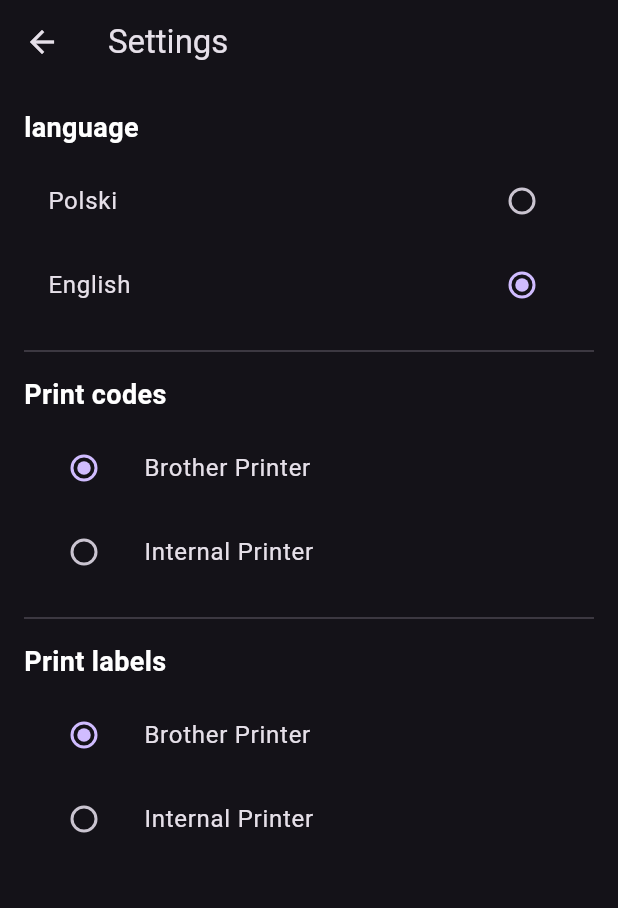
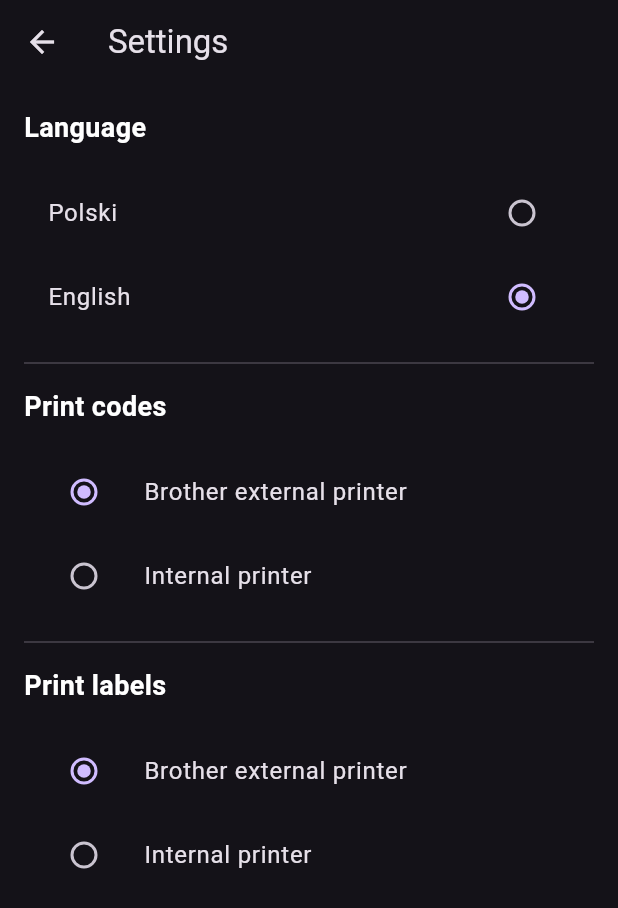
Before and after one commit to bl4szk4/cb_collector_app, a Flutter app: the screen it shows after launch, after a tap on "Settings", on a phone screen of 412 x 824 dp. Shown: the top 908 px of the screen. Run offline on Flutter 3.47's test engine with Material 3 defaults, Android fonts, the phone set to English and light mode, and no system bars; our stand-ins replace image_picker, logger, shared_preferences; missing offline and left inert: imin_printer, mobile_scanner; network calls fail; statements that could not run were skipped.

Commit message:
- fixed settings and locale

```diff
--- a/assets/languages/en.json
+++ b/assets/languages/en.json
@@ -47,5 +47,10 @@
   "return": "Return",
   "logging_in": "Logging in",
   "login_success": "Login success",
-  "add": "Add"
+  "add": "Add",
+  "error_loading_settings": "Error loading settings",
+  "language": "Language",
+  "polish": "Polski",
+  "english": "English",
+  "qr_scanner": "QR Scanner"
 }
--- a/assets/languages/pl.json
+++ b/assets/languages/pl.json
@@ -47,5 +47,10 @@
   "return": "Powrót",
   "logging_in": "Logowanie",
   "login_success": "Sukces logowania",
-  "add": "Dodaj"
+  "add": "Dodaj",
+  "error_loading_settings": "Błąd ładowania ustawień",
+  "language": "Język",
+  "polish": "Polski",
+  "english": "English",
+  "qr_scanner": "Skaner QR"
 }
--- a/lib/controllers/main_controller.dart
+++ b/lib/controllers/main_controller.dart
@@ -1,38 +1,57 @@
 import 'package:flutter/material.dart';
 import 'package:flutter_localizations/flutter_localizations.dart';
-import 'package:pbl_collector/screens/add_location_screen.dart';
-import 'package:pbl_collector/screens/item_action_screen.dart';
-import 'package:pbl_collector/screens/my_items_screen.dart';
-import 'package:pbl_collector/services/main_service.dart';
 import 'package:logger/logger.dart';
-
 import '../models/item_details.dart';
 import '../models/logged_user.dart';
+import '../screens/add_location_screen.dart';
 import '../screens/change_item_location_screen.dart';
 import '../screens/home_screen.dart';
+import '../screens/item_action_screen.dart';
 import '../screens/item_details_screen.dart';
-import '../widgets/qr_scanner_widget.dart';
 import '../screens/login_screen.dart';
 import '../screens/main_screen.dart';
+import '../screens/my_items_screen.dart';
 import '../screens/settings_screen.dart';
-import '../screens/print_screen.dart';
+import '../widgets/qr_scanner_widget.dart';
 import '../services/app_localizations.dart';
-import '../services/settings_service.dart';
+import '../services/main_service.dart';
 
-class MainController extends StatelessWidget {
+class MainController extends StatefulWidget {
+  const MainController({Key? key}) : super(key: key);
+
+  @override
+  _MainControllerState createState() => _MainControllerState();
+
+  // Dodanie getterów do właściwości `service` i `user`
+  Service get service => _MainControllerState.instance.service;
+  LoggedUser get user => _MainControllerState.instance.user;
+}
+
+class _MainControllerState extends State<MainController> {
+  static late _MainControllerState instance;
+
   final Service service = Service();
   final LoggedUser user = LoggedUser();
   final Logger logger = Logger();
 
-  MainController({super.key}) {
+  @override
+  void initState() {
+    super.initState();
+    instance = this;
     _init();
   }
 
   Future<void> _init() async {
     logger.i("Initializing Controller...");
     await service.loadLocale();
-    await service.init(this);
+    await service.init(widget);
     logger.i("Controller initialized");
+    setState(() {}); // Update UI after initialization
+  }
+
+  void _setLocale(Locale locale) async {
+    await service.changeLocale(locale);
+    setState(() {});
   }
 
   @override
@@ -41,7 +60,7 @@ class MainController extends StatelessWidget {
       debugShowCheckedModeBanner: false,
       title: 'CB Scanner',
       theme: ThemeData.dark(),
-      locale: service.locale,
+      locale: service.locale, // Locale set dynamically
       supportedLocales: const [
         Locale('en'),
         Locale('pl'),
@@ -53,12 +72,17 @@ class MainController extends StatelessWidget {
         GlobalCupertinoLocalizations.delegate,
       ],
       initialRoute: '/home',
-      routes: {
+      routes: _buildRoutes(),
+    );
+  }
+
+  Map<String, WidgetBuilder> _buildRoutes() {
+    return {
       '/home': (context) => HomeScreen(),
-        '/login': (context) => LoginScreen(mainController: this),
+      '/login': (context) => LoginScreen(mainController: widget),
       '/main-screen': (context) => MainScreen(),
       '/qr-scanner': (context) => QRScannerWidget(
-          mainController: this,
+        mainController: widget,
         onQRCodeScanned: (String code) {
           Navigator.pushNamed(context, '/login', arguments: code);
         },
@@ -66,27 +90,26 @@ class MainController extends StatelessWidget {
         instruction: "Scan your ID",
       ),
       '/qr-scanner/details': (context) => QRScannerWidget(
-          mainController: this,
+        mainController: widget,
         onQRCodeScanned: (String code) {},
         navigateToDetails: true,
         instruction: "Scan item",
       ),
-        '/settings': (context) => SettingsScreen(),
-        '/my-items': (context) => MyItemsScreen(mainController: this),
+      '/settings': (context) => SettingsScreen(setLocale: _setLocale),
+      '/my-items': (context) => MyItemsScreen(mainController: widget),
       '/items/details': (context) {
         final item = ModalRoute.of(context)!.settings.arguments as ItemDetails;
-          return ItemDetailsScreen(mainController: this, itemDetails: item);
+        return ItemDetailsScreen(mainController: widget, itemDetails: item);
       },
       '/item/details/edit': (context) {
         final itemId = ModalRoute.of(context)!.settings.arguments as int;
-          return ItemActionScreen(mainController: this, itemId: itemId);
+        return ItemActionScreen(mainController: widget, itemId: itemId);
       },
       '/item/details/edit/location': (context) {
         final itemId = ModalRoute.of(context)!.settings.arguments as int;
-          return ChangeLocationScreen(mainController: this, itemId: itemId);
+        return ChangeLocationScreen(mainController: widget, itemId: itemId);
       },
-        '/add-location': (context) => AddLocationScreen(mainController: this)
-      },
-    );
+      '/add-location': (context) => AddLocationScreen(mainController: widget),
+    };
   }
 }
--- a/lib/screens/settings_screen.dart
+++ b/lib/screens/settings_screen.dart
@@ -3,6 +3,10 @@ import '../services/settings_service.dart';
 import '../services/app_localizations.dart';
 
 class SettingsScreen extends StatefulWidget {
+  final Function(Locale) setLocale;
+
+  const SettingsScreen({Key? key, required this.setLocale}) : super(key: key);
+
   @override
   _SettingsScreenState createState() => _SettingsScreenState();
 }
@@ -11,6 +15,7 @@ class _SettingsScreenState extends State<SettingsScreen> {
   String printCodes = 'brother';
   String printLabels = 'brother';
   Locale currentLocale = const Locale('en');
+  bool isLoading = true;
 
   @override
   void initState() {
@@ -19,13 +24,25 @@ class _SettingsScreenState extends State<SettingsScreen> {
   }
 
   Future<void> _loadSettings() async {
+    try {
       final settings = await SettingsService.loadSettings();
       final locale = await SettingsService.loadLocale();
       setState(() {
-      printCodes = settings['printCodes']!;
-      printLabels = settings['printLabels']!;
+        printCodes = settings['printCodes'] ?? 'brother';
+        printLabels = settings['printLabels'] ?? 'brother';
         currentLocale = locale;
+        isLoading = false;
       });
+    } catch (e) {
+      ScaffoldMessenger.of(context).showSnackBar(
+        SnackBar(
+          content: Text(AppLocalizations.of(context)!.translate('error_loading_settings')),
+        ),
+      );
+      setState(() {
+        isLoading = false;
+      });
+    }
   }
 
   Future<void> _updateSetting(String key, String value) async {
@@ -41,6 +58,7 @@ class _SettingsScreenState extends State<SettingsScreen> {
 
   Future<void> _changeLanguage(Locale locale) async {
     await SettingsService.saveLocale(locale);
+    widget.setLocale(locale);
     setState(() {
       currentLocale = locale;
     });
@@ -50,9 +68,11 @@ class _SettingsScreenState extends State<SettingsScreen> {
   Widget build(BuildContext context) {
     return Scaffold(
       appBar: AppBar(
-        title: const Text('Settings'),
+        title: Text(AppLocalizations.of(context)!.translate('settings')),
       ),
-      body: SingleChildScrollView(
+      body: isLoading
+          ? const Center(child: CircularProgressIndicator())
+          : SingleChildScrollView(
         padding: const EdgeInsets.all(16.0),
         child: Column(
           crossAxisAlignment: CrossAxisAlignment.start,
@@ -81,12 +101,15 @@ class _SettingsScreenState extends State<SettingsScreen> {
   }
 
   Widget _buildSectionTitle(String title) {
-    return Text(
+    return Padding(
+      padding: const EdgeInsets.only(bottom: 8.0),
+      child: Text(
         title,
         style: const TextStyle(
           fontSize: 18,
           fontWeight: FontWeight.bold,
           color: Colors.white,
+        ),
       ),
     );
   }
@@ -95,7 +118,7 @@ class _SettingsScreenState extends State<SettingsScreen> {
     return Column(
       children: [
         ListTile(
-          title: const Text('Polski'),
+          title: Text(AppLocalizations.of(context)!.translate('polish')),
           trailing: Radio<Locale>(
             value: const Locale('pl'),
             groupValue: currentLocale,
@@ -103,7 +126,7 @@ class _SettingsScreenState extends State<SettingsScreen> {
           ),
         ),
         ListTile(
-          title: const Text('English'),
+          title: Text(AppLocalizations.of(context)!.translate('english')),
           trailing: Radio<Locale>(
             value: const Locale('en'),
             groupValue: currentLocale,
@@ -121,7 +144,7 @@ class _SettingsScreenState extends State<SettingsScreen> {
     return Column(
       children: [
         ListTile(
-          title: const Text('Brother Printer'),
+          title: Text(AppLocalizations.of(context)!.translate('brother_printer')),
           leading: Radio<String>(
             value: 'brother',
             groupValue: groupValue,
@@ -129,7 +152,7 @@ class _SettingsScreenState extends State<SettingsScreen> {
           ),
         ),
         ListTile(
-          title: const Text('Internal Printer'),
+          title: Text(AppLocalizations.of(context)!.translate('internal_printer')),
           leading: Radio<String>(
             value: 'internal',
             groupValue: groupValue,
--- a/lib/services/main_service.dart
+++ b/lib/services/main_service.dart
@@ -57,7 +57,7 @@ class Service{
     _locale = await SettingsService.loadLocale();
   }
 
-  void changeLocale(Locale locale) async{
+  Future<void> changeLocale(Locale locale) async{
     _locale = locale;
     await  SettingsService.saveLocale(locale);
   }
```
Lines whose indentation alone changed are shown as unchanged.
